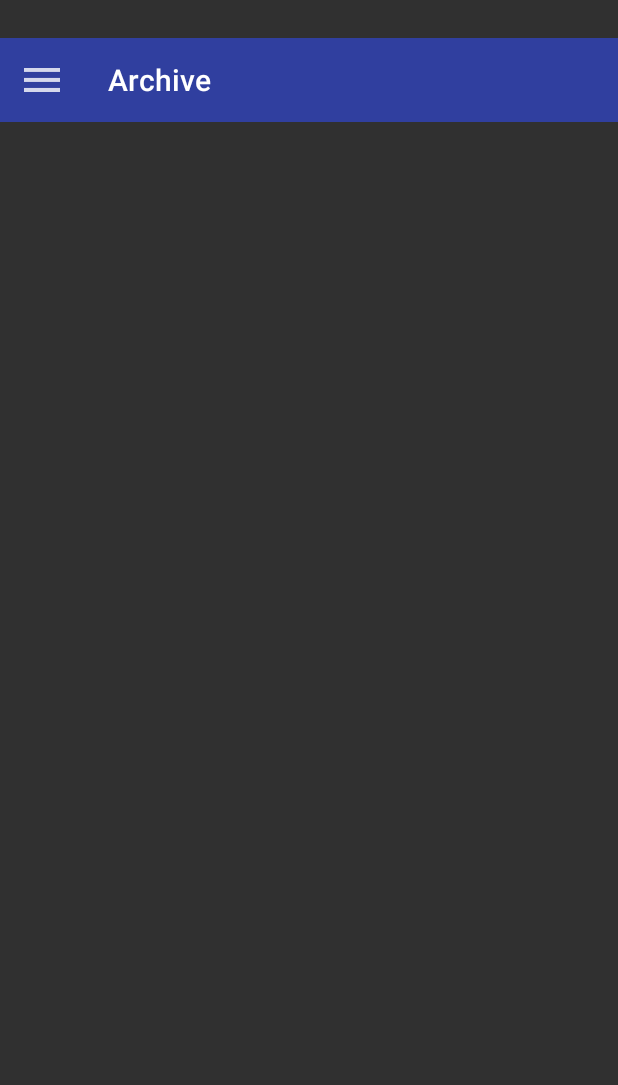
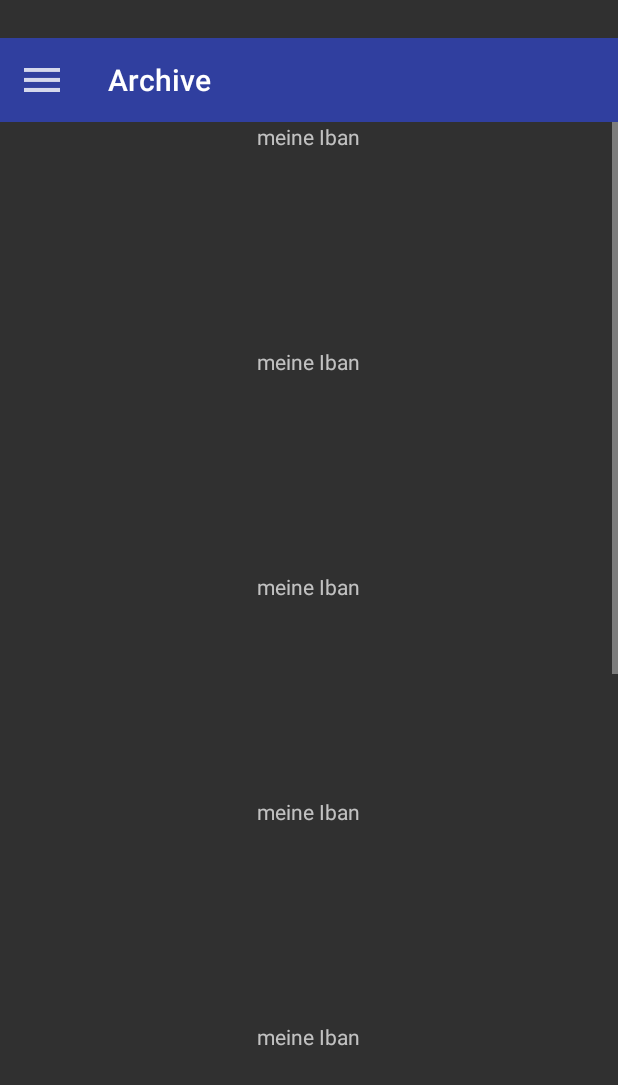
Before and after one commit to Andy-Meissner/Studienarbeit, an Android app: the screen it shows after launch (MainActivity), in the side drawer, after a tap on "Archive", on a phone screen of 412 x 824 dp. Shown: the top 1085 px of the screen. Run offline under Robolectric (Android 15) with nearby library versions, the phone set to English and light mode, and no system bars; our stand-ins replace Room's generated code; 1 statement that could not run was skipped.

Commit message:
Added Dummy Invoices

```diff
--- a/Sourcecode/InvoiceScanner/app/src/main/java/de/studienarbeit/invoicescanner/MainActivity.kt
+++ b/Sourcecode/InvoiceScanner/app/src/main/java/de/studienarbeit/invoicescanner/MainActivity.kt
@@ -19,7 +19,6 @@ import android.os.AsyncTask
 import android.support.v7.app.ActionBar
 import de.studienarbeit.invoicescanner.fragments.*
 import de.studienarbeit.invoicescanner.fragments.RecyclerViewFragment
-import android.support.v7.widget.LinearLayoutManager
 
 
 class MainActivity : AppCompatActivity(), RetakeConfirmFragment.OnButtonClickedListener, CameraFragment.onImageTakenListener {
@@ -93,9 +92,13 @@ class MainActivity : AppCompatActivity(), RetakeConfirmFragment.OnButtonClickedL
         db = Room.databaseBuilder(applicationContext,
                 AppDatabase::class.java, "database-name").build()
 
+        val invoice = Invoice(null, "", "meine Iban", "", 0.0, "", "receiver", false)
+
         object : AsyncTask<Void, Void, Int>() {
             override fun doInBackground(vararg params: Void): Int? {
-                db.invoiceDao().insertInvoice(invoice)
+                for(i in 0 until 10){
+                    db.invoiceDao().insertInvoice(invoice)
+                }
                 recyclerViewFragment.initDataset(db.invoiceDao().all)
                 return 0
             }
```
